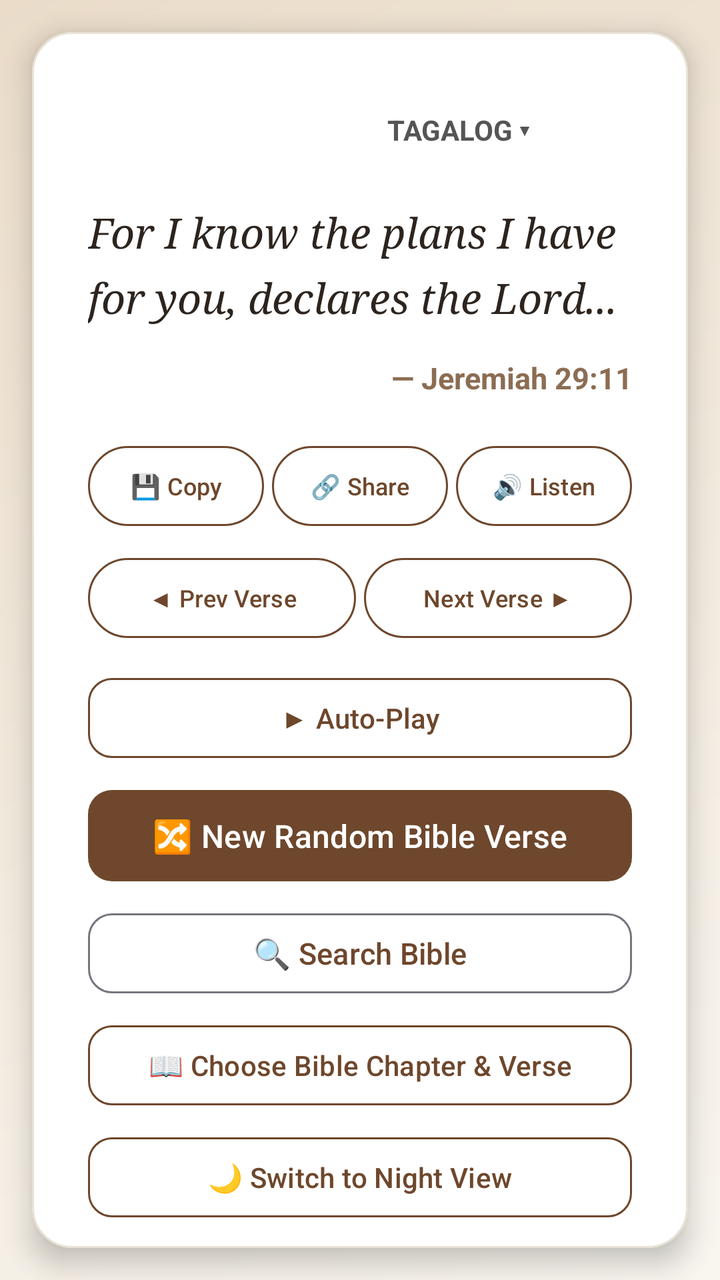
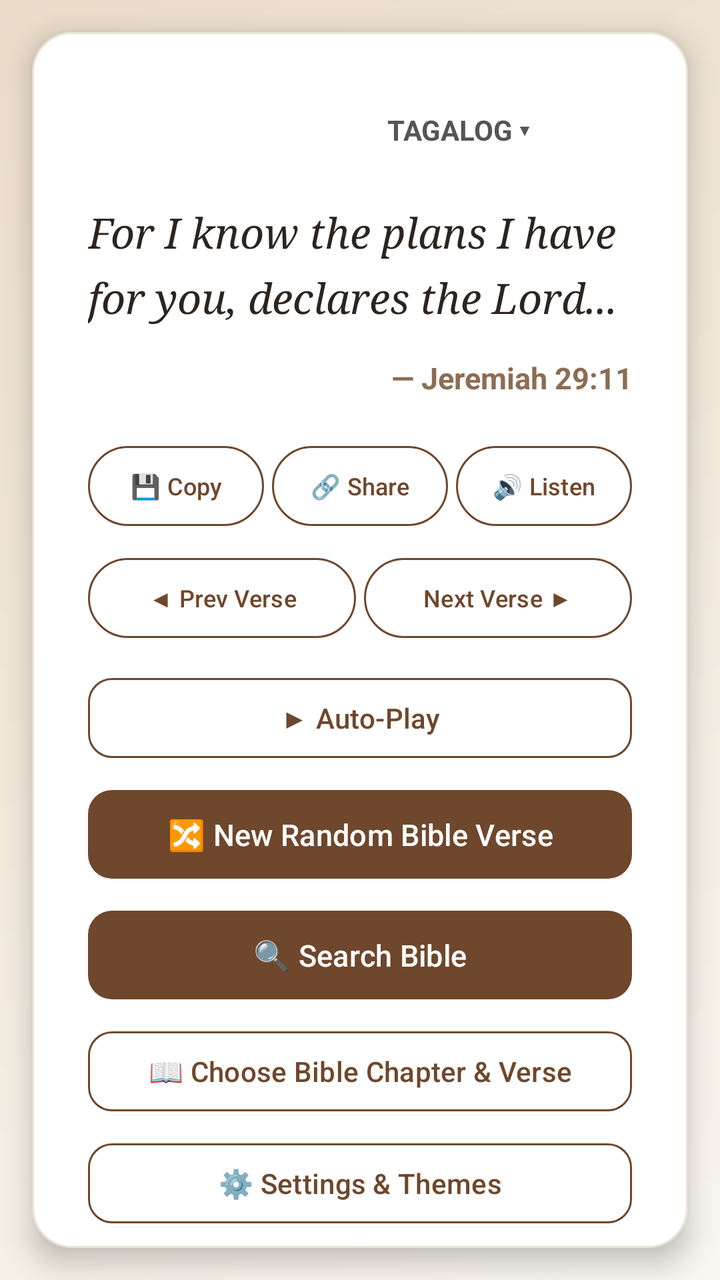

Screens rendered from an Android XML layout before and after an edit, with the pre-edit source and the edit as a unified diff.
<!-- AndroidManifest.xml: application theme Theme.EnglishTagalogBible -->
<!-- res/layout/activity_main.xml -->
<?xml version="1.0" encoding="utf-8"?>
<RelativeLayout xmlns:android="http://schemas.android.com/apk/res/android"
    xmlns:app="http://schemas.android.com/apk/res-auto"
    android:layout_width="match_parent"
    android:layout_height="match_parent"
    android:background="@drawable/bg_gradient">

    
    <com.google.android.material.card.MaterialCardView
        android:id="@+id/verseCard"
        android:layout_width="match_parent"
        android:layout_height="match_parent"
        android:layout_margin="16dp"
        app:cardCornerRadius="20dp"
        app:cardElevation="8dp"
        app:cardBackgroundColor="#FFFFFF"
        app:strokeWidth="1dp"
        app:strokeColor="#E8E2D5">

        
        <ScrollView
            android:layout_width="match_parent"
            android:layout_height="match_parent"
            android:fillViewport="true"
            android:scrollbars="none">

            <LinearLayout
                android:layout_width="match_parent"
                android:layout_height="wrap_content"
                android:orientation="vertical"
                android:padding="28dp">

                
                <include
                    android:id="@+id/languageTogglePill"
                    layout="@layout/layout_language_toggle"
                    android:layout_width="wrap_content"
                    android:layout_height="wrap_content"
                    android:layout_gravity="center_horizontal"
                    android:layout_marginBottom="16dp" />

                
                <TextView
                    android:id="@+id/tvVerseText"
                    android:layout_width="match_parent"
                    android:layout_height="wrap_content"
                    android:text="For I know the plans I have for you, declares the Lord..."
                    android:textSize="21sp"
                    android:textColor="#2D241E"
                    android:fontFamily="serif"
                    android:lineSpacingMultiplier="1.3"
                    android:textStyle="italic" />

                
                <TextView
                    android:id="@+id/tvVerseRef"
                    android:layout_width="match_parent"
                    android:layout_height="wrap_content"
                    android:layout_marginTop="16dp"
                    android:text="— Jeremiah 29:11"
                    android:textSize="15sp"
                    android:textColor="#8C6D53"
                    android:textStyle="bold"
                    android:gravity="end" />

                
                <LinearLayout
                    android:layout_width="match_parent"
                    android:layout_height="wrap_content"
                    android:layout_marginTop="20dp"
                    android:orientation="horizontal"
                    android:weightSum="3">
                    
                    
                    <com.google.android.material.button.MaterialButton
                        android:id="@+id/btnCopy"
                        style="?attr/materialButtonOutlinedStyle"
                        android:layout_width="0dp"
                        android:layout_height="wrap_content"
                        android:layout_weight="1"
                        android:text="💾 Copy"
                        android:textSize="12sp"
                        android:insetLeft="0dp"
                        android:insetRight="0dp"
                        android:paddingHorizontal="2dp"
                        android:textColor="#6E472C"
                        app:strokeColor="#6E472C"
                        android:layout_marginEnd="2dp" />
                    
                    
                    <com.google.android.material.button.MaterialButton
                        android:id="@+id/btnShare"
                        style="?attr/materialButtonOutlinedStyle"
                        android:layout_width="0dp"
                        android:layout_height="wrap_content"
                        android:layout_weight="1"
                        android:text="🔗 Share"
                        android:textSize="12sp"
                        android:insetLeft="0dp"
                        android:insetRight="0dp"
                        android:paddingHorizontal="2dp"
                        android:textColor="#6E472C"
                        app:strokeColor="#6E472C"
                        android:layout_marginStart="2dp"
                        android:layout_marginEnd="2dp" />

                    
                    <com.google.android.material.button.MaterialButton
                        android:id="@+id/btnSpeak"
                        style="?attr/materialButtonOutlinedStyle"
                        android:layout_width="0dp"
                        android:layout_height="wrap_content"
                        android:layout_weight="1"
                        android:text="🔊 Listen"
                        android:textSize="12sp"
                        android:insetLeft="0dp"
                        android:insetRight="0dp"
                        android:paddingHorizontal="2dp"
                        android:textColor="#6E472C"
                        app:strokeColor="#6E472C"
                        android:layout_marginStart="2dp" />
                </LinearLayout>

                
                <LinearLayout
                    android:layout_width="match_parent"
                    android:layout_height="wrap_content"
                    android:layout_marginTop="8dp"
                    android:orientation="horizontal"
                    android:weightSum="2">

                    
                    <com.google.android.material.button.MaterialButton
                        android:id="@+id/btnPrev"
                        style="?attr/materialButtonOutlinedStyle"
                        android:layout_width="0dp"
                        android:layout_height="wrap_content"
                        android:layout_weight="1"
                        android:text="◀ Prev Verse"
                        android:textSize="12sp"
                        android:insetLeft="0dp"
                        android:insetRight="0dp"
                        android:textColor="#6E472C"
                        app:strokeColor="#6E472C"
                        android:layout_marginEnd="2dp" />

                    
                    <com.google.android.material.button.MaterialButton
                        android:id="@+id/btnNext"
                        style="?attr/materialButtonOutlinedStyle"
                        android:layout_width="0dp"
                        android:layout_height="wrap_content"
                        android:layout_weight="1"
                        android:text="Next Verse ▶"
                        android:textSize="12sp"
                        android:insetLeft="0dp"
                        android:insetRight="0dp"
                        android:textColor="#6E472C"
                        app:strokeColor="#6E472C"
                        android:layout_marginStart="2dp" />
                </LinearLayout>

                
                <com.google.android.material.button.MaterialButton
                    android:id="@+id/btnAutoPlay"
                    style="?attr/materialButtonOutlinedStyle"
                    android:layout_width="match_parent"
                    android:layout_height="wrap_content"
                    android:layout_marginTop="12dp"
                    android:text="▶ Auto-Play"
                    android:textSize="14sp"
                    android:textColor="#6E472C"
                    app:strokeColor="#6E472C"
                    app:cornerRadius="12dp" />

                
                <com.google.android.material.button.MaterialButton
                    android:id="@+id/btnRefresh"
                    android:layout_width="match_parent"
                    android:layout_height="wrap_content"
                    android:layout_marginTop="8dp"
                    android:text="🔀 New Random Bible Verse"
                    android:textSize="16sp"
                    android:paddingVertical="12dp"
                    app:backgroundTint="#6E472C"
                    app:cornerRadius="12dp" />
                
                
                <com.google.android.material.button.MaterialButton
                    android:id="@+id/btnSearch"
                    style="?attr/materialButtonOutlinedStyle"
                    android:layout_width="match_parent"
                    android:layout_height="wrap_content"
                    android:layout_marginTop="8dp"
                    android:text="🔍 Search Bible"
                    android:textAllCaps="false"
                    android:textSize="15sp"
                    app:cornerRadius="12dp"/>
                
                <com.google.android.material.button.MaterialButton
                    android:id="@+id/btnSelectManual"
                    style="?attr/materialButtonOutlinedStyle"
                    android:layout_width="match_parent"
                    android:layout_height="wrap_content"
                    android:layout_marginTop="8dp"
                    android:text="📖 Choose Bible Chapter &amp; Verse"
                    android:textColor="#6E472C"
                    app:strokeColor="#6E472C"
                    app:cornerRadius="12dp" />

                
                <com.google.android.material.button.MaterialButton
                    android:id="@+id/btnToggleTheme"
                    style="?attr/materialButtonOutlinedStyle"
                    android:layout_width="match_parent"
                    android:layout_height="wrap_content"
                    android:layout_marginTop="8dp"
                    android:text="🌙 Switch to Night View"
                    android:textColor="#6E472C"
                    app:strokeColor="#6E472C"
                    app:cornerRadius="12dp" />

                
                <com.google.android.material.button.MaterialButton
                    android:id="@+id/btnAbout"
                    style="?attr/materialButtonOutlinedStyle"
                    android:layout_width="match_parent"
                    android:layout_height="wrap_content"
                    android:layout_marginTop="8dp"
                    android:layout_marginBottom="4dp"
                    android:text="ℹ️ About &amp; Credits"
                    android:textColor="#6E472C"
                    app:strokeColor="#6E472C"
                    app:cornerRadius="12dp" />

            </LinearLayout>
        </ScrollView>
    </com.google.android.material.card.MaterialCardView>
</RelativeLayout>
<!-- res/layout/layout_language_toggle.xml (included above) -->
<?xml version="1.0" encoding="utf-8"?>
<LinearLayout xmlns:android="http://schemas.android.com/apk/res/android"
    android:layout_width="wrap_content"
    android:layout_height="wrap_content"
    android:orientation="horizontal"
    android:background="@drawable/bg_pill_container"
    android:padding="3dp"
    android:gravity="center">

    <TextView
        android:id="@+id/btnKjv"
        android:layout_width="wrap_content"
        android:layout_height="36dp"
        android:text="ENGLISH ▾"
        android:textSize="14sp"
        android:textStyle="bold"
        android:gravity="center"
        android:paddingHorizontal="16dp"
        android:background="@drawable/bg_pill_selected"
        android:textColor="@android:color/white" />

    <TextView
        android:id="@+id/btnTagalog"
        android:layout_width="wrap_content"
        android:layout_height="36dp"
        android:text="TAGALOG ▾"
        android:textSize="14sp"
        android:textStyle="bold"
        android:gravity="center"
        android:paddingHorizontal="16dp"
        android:background="@android:color/transparent"
        android:textColor="#555555" />

</LinearLayout>
<!-- resources referenced by this layout -->
<resources>
  <!-- drawable bg_gradient (drawable) -->
  <?xml version="1.0" encoding="utf-8"?>
  <shape xmlns:android="http://schemas.android.com/apk/res/android"
      android:shape="rectangle">
      <gradient
          android:angle="135"
          android:startColor="#F9F6F0"
          android:endColor="#EADcc9"
          android:type="linear" />
  </shape>
  <!-- drawable bg_pill_container (drawable) -->
  <?xml version="1.0" encoding="utf-8"?>
  <shape xmlns:android="http://schemas.android.com/apk/res/android"
      android:shape="rectangle">
  
      <corners android:radius="20dp" />
  </shape>
  <!-- drawable bg_pill_selected (drawable) -->
  <?xml version="1.0" encoding="utf-8"?>
  <shape xmlns:android="http://schemas.android.com/apk/res/android"
      android:shape="rectangle">
      <corners android:radius="18dp" />
  </shape>
  <style name="Theme.EnglishTagalogBible" parent="Theme.Material3.DayNight.NoActionBar">
          
          <item name="colorPrimary">#6E472C</item>
          <item name="android:statusBarColor">#6E472C</item>
      </style>
</resources>

<!-- the commit's change to res/layout/activity_main.xml (unified diff, before → after) -->
@@ -70,8 +70,7 @@
                     android:layout_marginTop="20dp"
                     android:orientation="horizontal"
                     android:weightSum="3">
-                    
-                    
+
                     <com.google.android.material.button.MaterialButton
                         android:id="@+id/btnCopy"
                         style="?attr/materialButtonOutlinedStyle"
@@ -86,8 +85,7 @@
                         android:textColor="#6E472C"
                         app:strokeColor="#6E472C"
                         android:layout_marginEnd="2dp" />
-                    
-                    
+
                     <com.google.android.material.button.MaterialButton
                         android:id="@+id/btnShare"
                         style="?attr/materialButtonOutlinedStyle"
@@ -104,7 +102,6 @@
                         android:layout_marginStart="2dp"
                         android:layout_marginEnd="2dp" />
 
-                    
                     <com.google.android.material.button.MaterialButton
                         android:id="@+id/btnSpeak"
                         style="?attr/materialButtonOutlinedStyle"
@@ -129,7 +126,6 @@
                     android:orientation="horizontal"
                     android:weightSum="2">
 
-                    
                     <com.google.android.material.button.MaterialButton
                         android:id="@+id/btnPrev"
                         style="?attr/materialButtonOutlinedStyle"
@@ -144,7 +140,6 @@
                         app:strokeColor="#6E472C"
                         android:layout_marginEnd="2dp" />
 
-                    
                     <com.google.android.material.button.MaterialButton
                         android:id="@+id/btnNext"
                         style="?attr/materialButtonOutlinedStyle"
@@ -180,22 +175,24 @@
                     android:layout_height="wrap_content"
                     android:layout_marginTop="8dp"
                     android:text="🔀 New Random Bible Verse"
-                    android:textSize="16sp"
+                    android:textSize="15sp"
                     android:paddingVertical="12dp"
                     app:backgroundTint="#6E472C"
                     app:cornerRadius="12dp" />
-                
+
                 
                 <com.google.android.material.button.MaterialButton
                     android:id="@+id/btnSearch"
-                    style="?attr/materialButtonOutlinedStyle"
                     android:layout_width="match_parent"
                     android:layout_height="wrap_content"
                     android:layout_marginTop="8dp"
                     android:text="🔍 Search Bible"
                     android:textAllCaps="false"
                     android:textSize="15sp"
-                    app:cornerRadius="12dp"/>
+                    android:paddingVertical="12dp"
+                    app:backgroundTint="#6E472C"
+                    app:cornerRadius="12dp" />
+
                 
                 <com.google.android.material.button.MaterialButton
                     android:id="@+id/btnSelectManual"
@@ -210,12 +207,12 @@
 
                 
                 <com.google.android.material.button.MaterialButton
-                    android:id="@+id/btnToggleTheme"
-                    style="?attr/materialButtonOutlinedStyle"
-                    android:layout_width="match_parent"
-                    android:layout_height="wrap_content"
-                    android:layout_marginTop="8dp"
-                    android:text="🌙 Switch to Night View"
+                    android:id="@+id/btnSettings"
+                    style="?attr/materialButtonOutlinedStyle"
+                    android:layout_width="match_parent"
+                    android:layout_height="wrap_content"
+                    android:layout_marginTop="8dp"
+                    android:text="⚙️ Settings &amp; Themes"
                     android:textColor="#6E472C"
                     app:strokeColor="#6E472C"
                     app:cornerRadius="12dp" />
